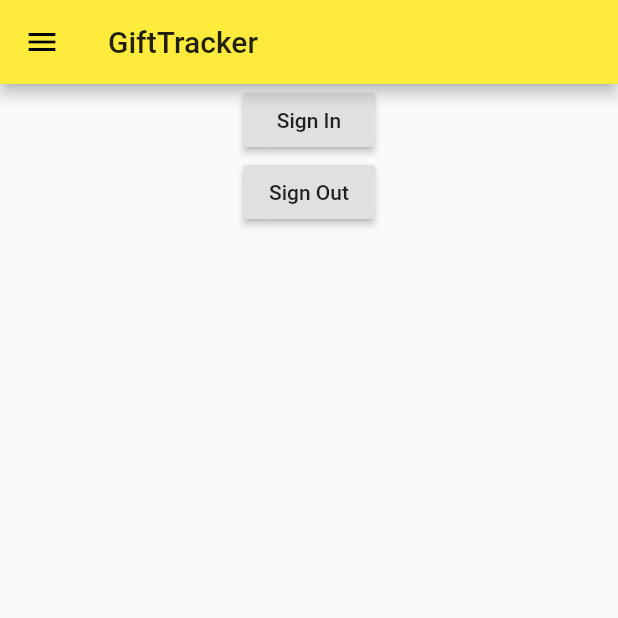
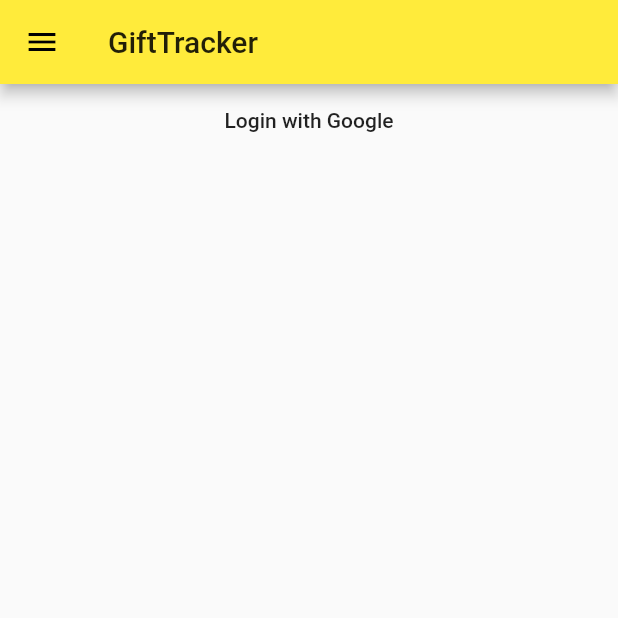
Before and after one commit to ksaetern6/GiftTracker-1, a Flutter app: the screen it shows after launch, on a phone screen of 412 x 824 dp, the top half of it. Run offline on Flutter 3.47's test engine with Material 2 defaults, Android fonts, the phone set to English and light mode, and no system bars; our stand-ins replace cloud_firestore, firebase_auth, google_sign_in, rxdart; accounts and stored records are empty.

Commit message:
added Login button with SteamBuilder

```diff
--- a/gift_tracker/lib/auth.dart
+++ b/gift_tracker/lib/auth.dart
@@ -4,6 +4,7 @@ import 'package:cloud_firestore/cloud_firestore.dart';
 import 'package:rxdart/rxdart.dart';
 
 //final AuthGoogle authorize = AuthGoogle();
+final AuthGoogle authService = AuthGoogle();
 
 class AuthGoogle {
   final GoogleSignIn _gSignIn = GoogleSignIn();
--- a/gift_tracker/lib/main.dart
+++ b/gift_tracker/lib/main.dart
@@ -30,7 +30,7 @@ class HomePage extends StatefulWidget
 
 class _HomePage extends State<HomePage>
 {
-  AuthGoogle authService = AuthGoogle();
+  //AuthGoogle authService = AuthGoogle();
   @override
   Widget build(BuildContext context) {
     // forces portrait usage of this page/widget
@@ -49,19 +49,19 @@ class _HomePage extends State<HomePage>
       body: Center(
         child: Column(
           children: <Widget>[
-
+            Login(),
             //element 1
             //add a function to open a new page for google SignIn
-            RaisedButton(
-              child: Text("Sign In"),
-              onPressed: () => authService.googleSignIn(),
-            ),
-
-            //element 2
-            RaisedButton(
-              child: Text("Sign Out"),
-              onPressed: () => authService.signOut(),
-            ),
+//            RaisedButton(
+//              child: Text("Sign In"),
+//              onPressed: () => authService.googleSignIn(),
+//            ),
+//
+//            //element 2
+//            RaisedButton(
+//              child: Text("Sign Out"),
+//              onPressed: () => authService.signOut(),
+//            ),
 
           ],
         )
@@ -70,4 +70,27 @@ class _HomePage extends State<HomePage>
     );
   }
 
-}//_HomePage
+} //_HomePage
+
+class Login extends StatelessWidget {
+  @override
+  Widget build(BuildContext context) {
+    return StreamBuilder(
+      stream: authService.user,
+      builder: (context, snapshot) {
+        if (snapshot.hasData) {
+          return MaterialButton(
+            onPressed: () => authService.signOut(),
+            child: Text("Signout"),
+          );
+        }//if
+        else {
+          return MaterialButton(
+            onPressed: () => authService.googleSignIn(),
+            child: Text('Login with Google'),
+          );
+        }//else
+      },
+    );
+  }
+}
```
